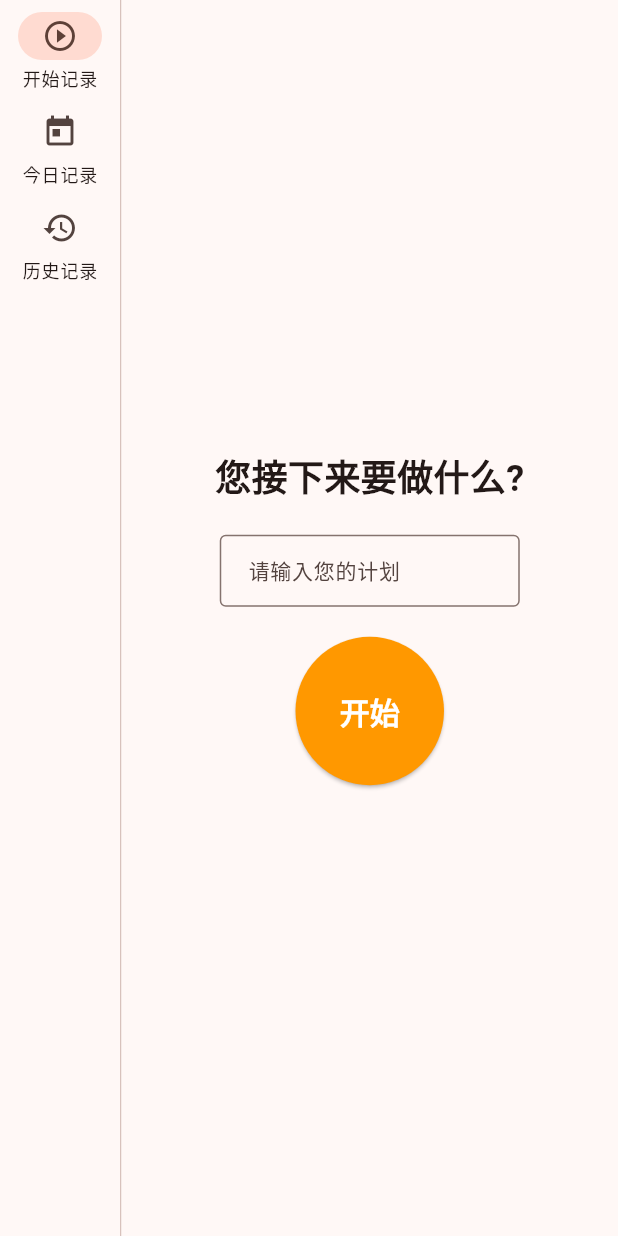
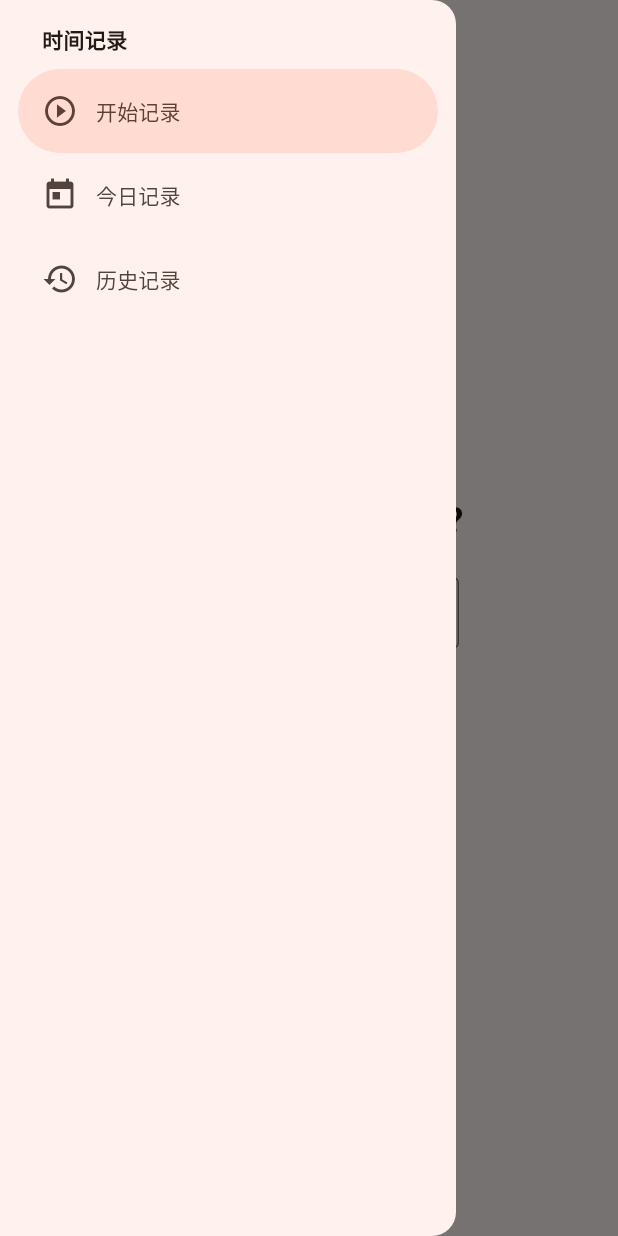
Before and after one commit to VincentCorleone/time-recorder, a Flutter app: the screen it shows after launch, with the side drawer open (before the commit the screen has no drawer), on a phone screen of 412 x 824 dp. Run offline on Flutter 3.47's test engine with Material 3 defaults, Android fonts, the phone set to English and light mode, and no system bars; our stand-ins replace sqflite, table_calendar; accounts and stored records are empty.

Commit message:
将左侧菜单修改为抽屉导航

```diff
--- a/lib/main.dart
+++ b/lib/main.dart
@@ -62,40 +62,48 @@ class _MainScreenState extends State<MainScreen> {
     HistoryRecordsPage(),
   ];
 
+  void _onDestinationSelected(int index) {
+    setState(() {
+      _selectedIndex = index;
+    });
+    Navigator.pop(context); // 关闭抽屉
+  }
+
   @override
   Widget build(BuildContext context) {
     return Scaffold(
-      body: Row(
-        children: [
-          NavigationRail(
+      appBar: AppBar(
+        title: Text(['开始记录', '今日记录', '历史记录'][_selectedIndex]),
+      ),
+      drawer: NavigationDrawer(
         selectedIndex: _selectedIndex,
-            onDestinationSelected: (int index) {
-              setState(() {
-                _selectedIndex = index;
-              });
-            },
-            labelType: NavigationRailLabelType.all,
-            destinations: const [
-              NavigationRailDestination(
+        onDestinationSelected: _onDestinationSelected,
+        children: const [
+          Padding(
+            padding: EdgeInsets.fromLTRB(28, 16, 16, 10),
+            child: Text(
+              '时间记录',
+              style: TextStyle(
+                fontSize: 14,
+                fontWeight: FontWeight.bold,
+              ),
+            ),
+          ),
+          NavigationDrawerDestination(
             icon: Icon(Icons.play_circle_outline),
             label: Text('开始记录'),
           ),
-              NavigationRailDestination(
+          NavigationDrawerDestination(
             icon: Icon(Icons.today),
             label: Text('今日记录'),
           ),
-              NavigationRailDestination(
+          NavigationDrawerDestination(
             icon: Icon(Icons.history),
             label: Text('历史记录'),
           ),
         ],
       ),
-          VerticalDivider(thickness: 1, width: 1),
-          Expanded(
-            child: _pages[_selectedIndex],
-          ),
-        ],
-      ),
+      body: _pages[_selectedIndex],
     );
   }
 }
```
Lines whose indentation alone changed are shown as unchanged.
